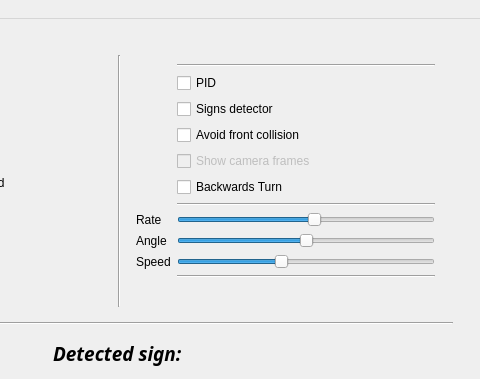
Old version of the form GUI/ui/MainWindow.ui in the repository dimaandrei/Licenta-Motorcycle; both pictures show x 244 to 724 and y 0 to 379 of the 724 by 760 pixel window.
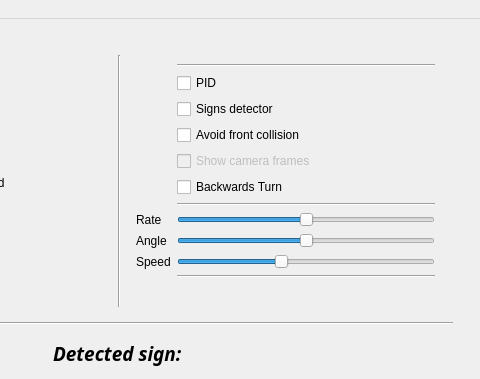
New version of the form.

```diff
--- a/GUI/ui/MainWindow.ui
+++ b/GUI/ui/MainWindow.ui
@@ -394,7 +394,7 @@
                     <number>0</number>
                    </property>
                    <property name="value">
-                    <number>15</number>
+                    <number>14</number>
                    </property>
                    <property name="orientation">
                     <enum>Qt::Horizontal</enum>
```
